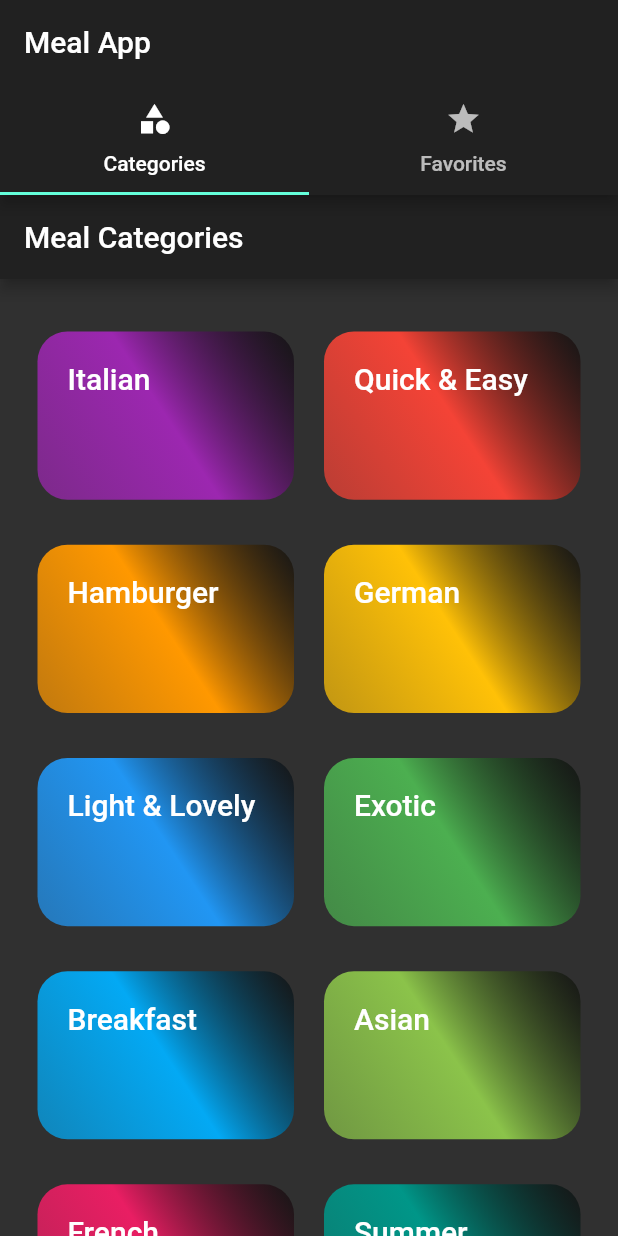
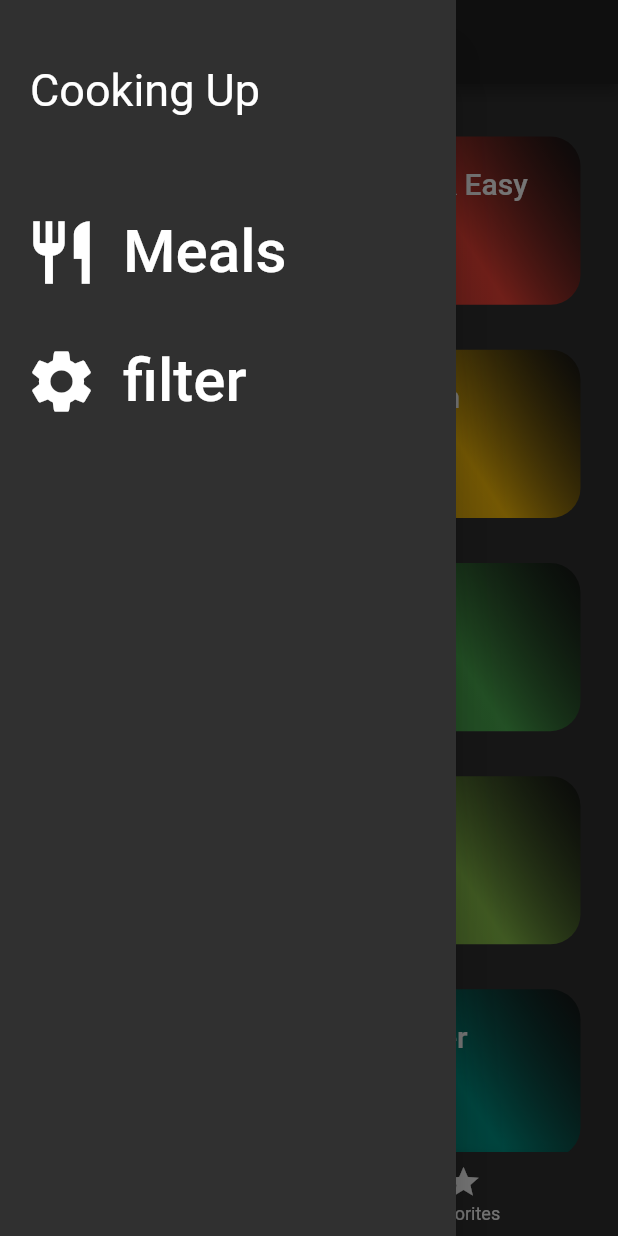
Before and after one commit to bhutianimukul/Flutter, a Flutter app: the screen it shows after launch, with the side drawer open (before the commit the screen has no drawer), on a phone screen of 412 x 824 dp. Run offline on Flutter 3.47's test engine with Material 2 defaults, Android fonts, the phone set to English and light mode, and no system bars; Roboto replaces fonts that are missing (TrainOne).

```diff
--- a/meals/lib/main.dart
+++ b/meals/lib/main.dart
@@ -1,9 +1,11 @@
 import 'package:flutter/material.dart';
 import 'package:meals/screen/categories_screen.dart';
+import 'package:meals/screen/filter_screen.dart';
 import 'package:meals/screen/meal_detail_screen.dart';
 import 'package:meals/screen/tabs_screen.dart';
 
 import 'screen/category_meal_screen.dart';
+import 'screen/favorites_screen.dart';
 
 void main() => runApp(MyApp());
 
@@ -31,6 +33,8 @@ class MyApp extends StatelessWidget {
         '/firstroute': (_) => TabsScreen(),
         CategoryMealScreen.routeName: (context) => CategoryMealScreen(),
         MealDetailScreen.routeName :(_)=>MealDetailScreen(),
+        FavoritesScreen.routeName: (_)=> FavoritesScreen(),
+        FilterScreen.routeName: (_)=>FilterScreen(),
       },
       onUnknownRoute: (settings){
         return MaterialPageRoute(builder: (_)=> CategoryScreen());
--- a/meals/lib/screen/categories_screen.dart
+++ b/meals/lib/screen/categories_screen.dart
@@ -8,9 +8,8 @@ import '../models/dummy_data.dart';
 class CategoryScreen extends StatelessWidget {
   @override
   Widget build(BuildContext context) {
-    return Scaffold(
-      appBar: AppBar(title: const Text('Meal Categories'),),
-      body: GridView(
+    return
+     GridView(
         padding: const EdgeInsets.all(25),
         gridDelegate: SliverGridDelegateWithMaxCrossAxisExtent(
           mainAxisSpacing: 20,
@@ -23,7 +22,7 @@ class CategoryScreen extends StatelessWidget {
             .map((data) => CategoryItem(data.id, data.title, data.color))
             .toList(),
         //CategoryItem(title, color),
-      ),
+
     );
   }
 }
--- a/meals/lib/screen/favorites_screen.dart
+++ b/meals/lib/screen/favorites_screen.dart
@@ -1,5 +1,7 @@
 import 'package:flutter/material.dart';
+
 class FavoritesScreen extends StatelessWidget {
+  static const routeName='/favRoute';
   @override
   Widget build(BuildContext context) {
     return Container(
--- /dev/null
+++ b/meals/lib/screen/filter_screen.dart
@@ -0,0 +1,13 @@
+import 'package:flutter/material.dart';
+
+class FilterScreen extends StatelessWidget {
+  static const routeName='/filterScreen';
+  @override
+  Widget build(BuildContext context) {
+    return Scaffold(
+      appBar: AppBar(title: Text('filters'),),
+      body: Text('hello'),
+
+    );
+  }
+}
--- a/meals/lib/screen/tabs_screen.dart
+++ b/meals/lib/screen/tabs_screen.dart
@@ -2,35 +2,78 @@
 
 import 'package:flutter/material.dart';
 import 'package:meals/screen/favorites_screen.dart';
+import 'package:meals/widgets/main_drawer.dart';
 
 import 'categories_screen.dart';
 
 class TabsScreen extends StatefulWidget {
+
   @override
   _TabsScreenState createState() => _TabsScreenState();
 }
+  int _selectedIndex = 0;
 
 class _TabsScreenState extends State<TabsScreen> {
+  final List<Map<String , dynamic>> _pages = [
+    {'page':CategoryScreen(), 'title': 'Categories'},
+      {'page':FavoritesScreen(), 'title': 'Favorites'},
+
+  ];
   @override
   Widget build(BuildContext context) {
-    return DefaultTabController(
-        initialIndex: 0,
-        length: 2,
-        child: Scaffold(
-            appBar: AppBar(
-              title: Text('Meal App'),
-              bottom: TabBar(
-                tabs: [
-                  Tab(
-                    icon: Icon(Icons.category),
-                    text: 'Categories',
-                  ),
-                  Tab(icon: Icon(Icons.star), text: 'Favorites')
-                ],
-              ),
-            ),
-            body: TabBarView(
-              children: [CategoryScreen(), FavoritesScreen()],
-            )));
+    // return DefaultTabController(
+    //     initialIndex: 0,
+    //     length: 2,
+    //     child: Scaffold(
+    //         appBar: AppBar(
+    //           title: Text('Meal App'),
+    //           bottom: TabBar(
+    //             tabs: [
+    //               Tab(
+    //                 icon: Icon(Icons.category),
+    //                 text: 'Categories',
+    //               ),
+    //               Tab(icon: Icon(Icons.star), text: 'Favorites')
+    //             ],
+    //           ),
+    //         ),
+    //         body: TabBarView(
+    //           children: [CategoryScreen(), FavoritesScreen()],
+    //         )));
+
+    void _selectPage(int index) {
+
+      //automatic index
+      setState(() {
+        _selectedIndex = index;
+
+      });
+
+
+    }
+
+    return Scaffold(
+       drawer: MainDrawer(),
+           appBar: AppBar(
+
+        title: Text(_pages[_selectedIndex]['title'])),
+
+      body: _pages[_selectedIndex]['page'],
+      bottomNavigationBar: BottomNavigationBar(
+        selectedItemColor: Colors.red,
+        unselectedItemColor: Colors.white ,
+        currentIndex: _selectedIndex,
+      //  type: BottomNavigationBarType.shifting,
+
+        onTap: _selectPage,
+        // backgroundColor: Colors.white,
+        items: [
+          BottomNavigationBarItem(
+              icon: Icon(Icons.category), title: Text('Categories')),
+          BottomNavigationBarItem(
+              icon: Icon(Icons.star), title: Text('Favorites')),
+        ],
+      ),
+    );
   }
 }
--- /dev/null
+++ b/meals/lib/widgets/main_drawer.dart
@@ -0,0 +1,55 @@
+// to  manage side drawer
+import 'package:flutter/material.dart';
+import 'package:meals/screen/favorites_screen.dart';
+import 'package:meals/screen/filter_screen.dart';
+
+class MainDrawer extends StatelessWidget {
+  @override
+  Widget build(BuildContext context) {
+    return Drawer(
+      child: Column(
+        children: [
+          Container(
+            height: 120,
+            width: double.infinity,
+            padding: const EdgeInsets.all(20),
+            alignment: Alignment.centerLeft,
+            child: Text(
+              'Cooking Up',
+              style: TextStyle(fontSize: 30),
+            ),
+          ),
+          SizedBox(
+            height: 20,
+          ),
+          ListTile(
+            leading: Icon(
+              Icons.restaurant,
+              size: 50,
+            ),
+            title: Text('Meals', style: TextStyle(fontSize: 40),
+
+            ),
+            onTap: (){
+              Navigator.pushReplacementNamed(context, '/firstroute');
+            },
+          //  onTap: ()=>Navigator.of(context).pushNamed('\');
+
+          ),
+          SizedBox(height: 30),
+            ListTile(
+            leading: Icon(
+              Icons.settings,
+              size: 50,
+            ),
+            title: Text('filter', style: TextStyle(fontSize: 40),
+
+            ),
+            onTap:   (){Navigator.pushReplacementNamed(context, FilterScreen.routeName);
+            },
+          )
+        ],
+      ),
+    );
+  }
+}
```
